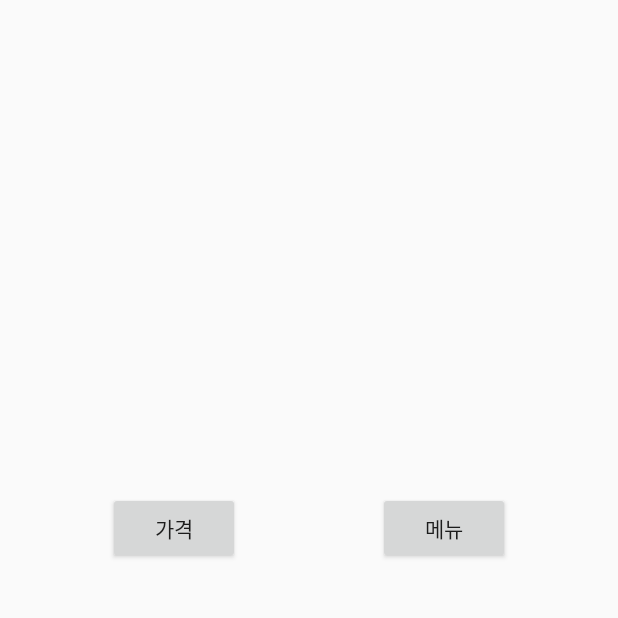
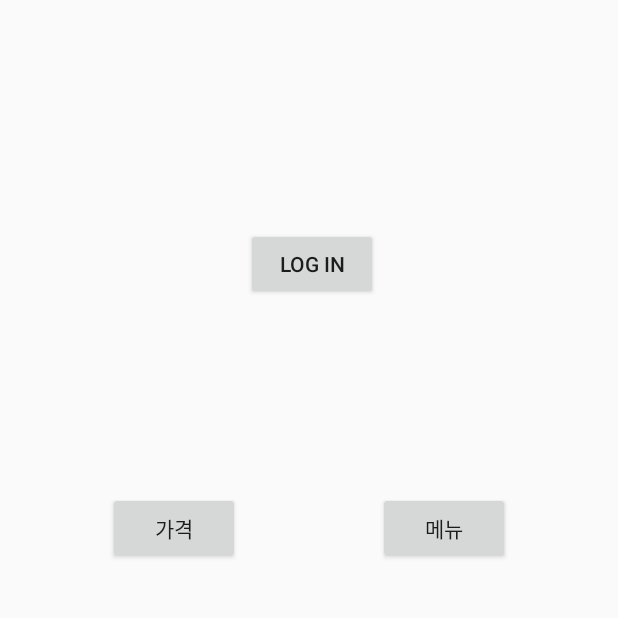
Before and after one commit to hamham300/MeoMuk, an Android app: the screen it shows after launch (MainActivity), on a phone screen of 412 x 824 dp, the top half of it. Run offline under Robolectric (Android 15) with nearby library versions, the phone set to English and light mode, and no system bars.

```diff
--- a/app/src/main/AndroidManifest.xml
+++ b/app/src/main/AndroidManifest.xml
@@ -9,9 +9,9 @@
         android:roundIcon="@mipmap/ic_launcher_round"
         android:supportsRtl="true"
         android:theme="@style/AppTheme">
-        <activity android:name=".LoginActivity"></activity>
         <activity android:name=".MenuDetail" />
         <activity android:name=".DinerList1" />
+        <activity android:name=".LoginActivity" />
         <activity
             android:name=".SplashActivity"
             android:screenOrientation="fullSensor"
--- a/app/src/main/java/kr/co/hwakjjin/myapplication/MainActivity.java
+++ b/app/src/main/java/kr/co/hwakjjin/myapplication/MainActivity.java
@@ -24,6 +24,7 @@ public class MainActivity extends AppCompatActivity {
         final LinearLayout layout_priceSelect = (LinearLayout) findViewById(R.id.price_select_layout);
         final LinearLayout layout_menuSelect = (LinearLayout) findViewById(R.id.menu_select_layout);
 
+        final Button btn_login = (Button) findViewById(R.id.test_btn);
         btn_price.setOnClickListener(new Button.OnClickListener() {
             @Override
             public void onClick(View view) {
@@ -87,6 +88,14 @@ public class MainActivity extends AppCompatActivity {
                 startActivity(intent);
             }
         });
+        btn_login.setOnClickListener(new Button.OnClickListener() {
+            @Override
+            public void onClick(View v) {
+                Intent intent = new Intent(getApplicationContext(),LoginActivity.class);
+                intent.putExtra("title","~5000");
+                startActivity(intent);
+            }
+        });
         // commit test suyoung
     }
 }
--- a/app/src/main/res/layout/activity_main.xml
+++ b/app/src/main/res/layout/activity_main.xml
@@ -181,5 +181,16 @@
         </LinearLayout>
     </LinearLayout>
 
+    <Button
+        android:id="@+id/test_btn"
+        android:layout_width="wrap_content"
+        android:layout_height="wrap_content"
+        android:layout_marginStart="164dp"
+        android:layout_marginLeft="164dp"
+        android:layout_marginBottom="624dp"
+        android:text="Log in"
+        app:layout_constraintBottom_toBottomOf="parent"
+        app:layout_constraintStart_toStartOf="parent" />
+
 
 </androidx.constraintlayout.widget.ConstraintLayout>
--- a/build.gradle
+++ b/build.gradle
@@ -1,6 +1,7 @@
 // Top-level build file where you can add configuration options common to all sub-projects/modules.
 
 buildscript {
+    ext.kotlin_version = '1.3.71'
 
     repositories {
         google()
@@ -10,6 +11,7 @@ buildscript {
     dependencies {
         classpath 'com.android.tools.build:gradle:3.6.2'
         classpath 'com.google.gms:google-services:4.3.3'
+        classpath "org.jetbrains.kotlin:kotlin-gradle-plugin:$kotlin_version"
 
         // NOTE: Do not place your application dependencies here; they belong
         // in the individual module build.gradle files
```
Also changed, not shown: app/build.gradle (+11 -2 lines), app/src/main/java/kr/co/hwakjjin/myapplication/LoginActivity.java (deleted, +0 -14 lines), app/src/main/java/kr/co/hwakjjin/myapplication/LoginActivity.kt (added, +135 -0 lines), app/src/main/res/layout/activity_login.xml (+8 -6 lines).
